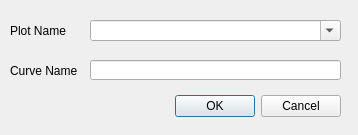
Old version of the form plotcurvenamedialog.ui in the repository d-wizard/plotter.
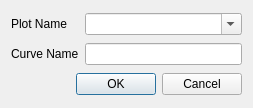
New version of the form.

```diff
--- a/plotcurvenamedialog.ui
+++ b/plotcurvenamedialog.ui
@@ -6,78 +6,49 @@
    <rect>
     <x>0</x>
     <y>0</y>
-    <width>358</width>
-    <height>135</height>
+    <width>253</width>
+    <height>108</height>
    </rect>
   </property>
   <property name="windowTitle">
    <string>Select Plot Name / Curve Name</string>
   </property>
-  <widget class="QDialogButtonBox" name="buttonBox">
-   <property name="geometry">
-    <rect>
-     <x>40</x>
-     <y>90</y>
-     <width>301</width>
-     <height>32</height>
-    </rect>
-   </property>
-   <property name="orientation">
-    <enum>Qt::Horizontal</enum>
-   </property>
-   <property name="standardButtons">
-    <set>QDialogButtonBox::Cancel|QDialogButtonBox::Ok</set>
-   </property>
-  </widget>
+  <layout class="QGridLayout" name="gridLayout">
+   <item row="0" column="0">
   <widget class="QLabel" name="lblPlotName">
-   <property name="geometry">
-    <rect>
-     <x>10</x>
-     <y>20</y>
-     <width>71</width>
-     <height>21</height>
-    </rect>
-   </property>
    <property name="text">
     <string>Plot Name</string>
    </property>
   </widget>
-  <widget class="QLineEdit" name="txtCurveName">
-   <property name="geometry">
-    <rect>
-     <x>90</x>
-     <y>60</y>
-     <width>251</width>
-     <height>20</height>
-    </rect>
-   </property>
-  </widget>
+   </item>
+   <item row="0" column="1">
   <widget class="QComboBox" name="cmbPlotName">
-   <property name="geometry">
-    <rect>
-     <x>90</x>
-     <y>20</y>
-     <width>251</width>
-     <height>21</height>
-    </rect>
-   </property>
    <property name="editable">
     <bool>true</bool>
    </property>
   </widget>
+   </item>
+   <item row="1" column="0">
   <widget class="QLabel" name="lblCurveName">
-   <property name="geometry">
-    <rect>
-     <x>10</x>
-     <y>60</y>
-     <width>71</width>
-     <height>21</height>
-    </rect>
-   </property>
    <property name="text">
     <string>Curve Name</string>
    </property>
   </widget>
+   </item>
+   <item row="1" column="1">
+    <widget class="QLineEdit" name="txtCurveName"/>
+   </item>
+   <item row="2" column="0" colspan="2">
+    <widget class="QDialogButtonBox" name="buttonBox">
+     <property name="orientation">
+      <enum>Qt::Horizontal</enum>
+     </property>
+     <property name="standardButtons">
+      <set>QDialogButtonBox::Cancel|QDialogButtonBox::Ok</set>
+     </property>
+    </widget>
+   </item>
+  </layout>
  </widget>
  <resources/>
  <connections>
```
Lines whose indentation alone changed are shown as unchanged.
